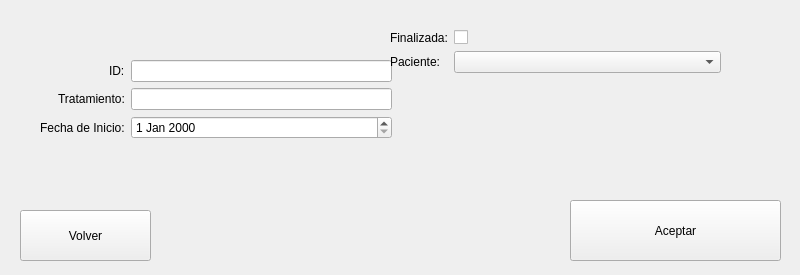
Qt form ui/recetas_crear.ui (Damapa03/Veterinaria) before a commit.
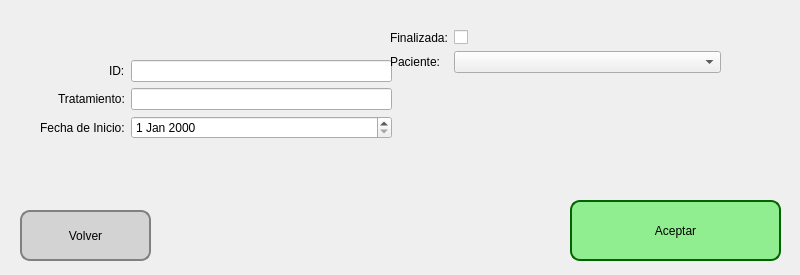
The same form after that commit.

```diff
--- a/ui/recetas_crear.ui
+++ b/ui/recetas_crear.ui
@@ -23,6 +23,23 @@
       <height>51</height>
      </rect>
     </property>
+    <property name="styleSheet">
+     <string notr="true">QPushButton {
+    background-color: lightgray;
+    color: black;
+    border: 2px solid gray;
+    border-radius: 10px;
+    padding: 5px;
+}
+
+QPushButton:hover {
+    background-color: silver;
+}
+
+QPushButton:pressed {
+    background-color: darkgray;
+}</string>
+    </property>
     <property name="text">
      <string>Volver</string>
     </property>
@@ -36,6 +53,23 @@
       <height>61</height>
      </rect>
     </property>
+    <property name="styleSheet">
+     <string notr="true">QPushButton {
+    background-color: lightgreen;
+    color: Black;
+    border: 2px solid #006400;
+    border-radius: 10px;
+    padding: 5px;
+}
+
+QPushButton:hover {
+    background-color: #00b300;
+}
+
+QPushButton:pressed {
+    background-color: #004d00;
+}</string>
+    </property>
     <property name="text">
      <string>Aceptar</string>
     </property>
```
